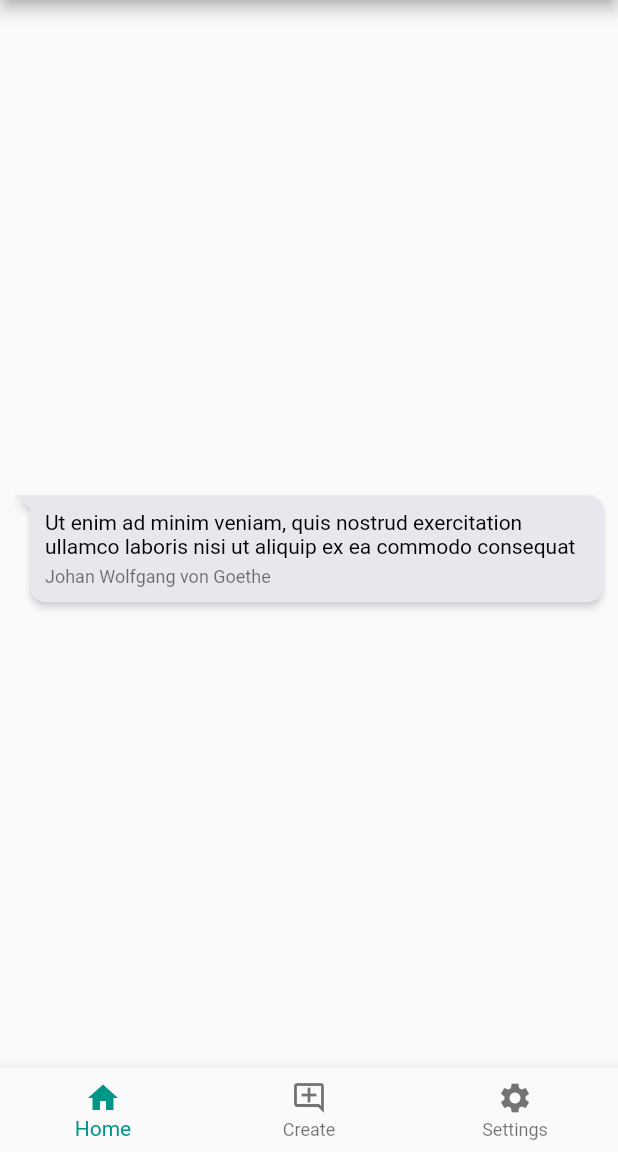
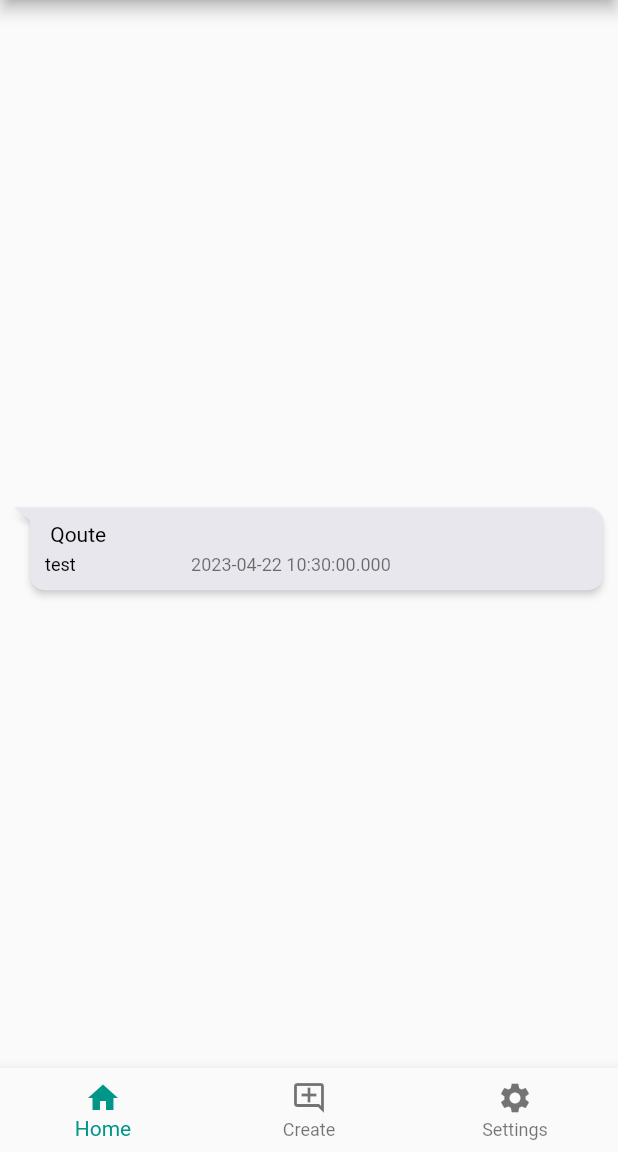
Before and after one commit to FlutterQuotes/QuotesApp, a Flutter app: the screen it shows after launch, on a phone screen of 412 x 824 dp, the part 84-1236 px from its top. Run offline on Flutter 3.47's test engine with Material 2 defaults, Android fonts, the phone set to English and light mode, and no system bars; drawn by our look-alikes of flutter_chat_bubble.

Commit message:
parameter übergabe

```diff
--- a/lib/widgets/chatbubble.dart
+++ b/lib/widgets/chatbubble.dart
@@ -25,16 +25,25 @@ class _ChatBubbleState extends State<MyChatBubble> {
       backGroundColor: const  Color(0xffE7E7ED),
       child: Column(
         crossAxisAlignment: CrossAxisAlignment.start,
-        children: const [
+        children: [
           Text(
-            "Ut enim ad minim veniam, quis nostrud exercitation ullamco laboris nisi ut aliquip ex ea commodo consequat",
-            style: TextStyle(color: Colors.black),
+            widget.content,
+            style: const TextStyle(color: Colors.black),
           ),
-          SizedBox(height: 5),
+          const SizedBox(height: 5),
+          Row(children: [
+            Text(
+            widget.author,
+            style: const TextStyle(color: Colors.black, fontSize: 12),
+          ),
+          const Padding(
+            padding: EdgeInsets.only(left: 77),
+          ),
           Text(
-            "Johan Wolfgang von Goethe",
-            style: TextStyle(color: Colors.black54, fontSize: 12),
+            widget.timestamp.toString(),
+            style: const TextStyle(color: Colors.black54, fontSize: 12),
           ),
+          ],)
         ],
       ),
     );
--- a/lib/widgets/pages/home_page.dart
+++ b/lib/widgets/pages/home_page.dart
@@ -6,7 +6,7 @@ class HomePage extends StatelessWidget{
   @override
   Widget build(BuildContext context) {
     return SingleChildScrollView(
-      child:MyChatBubble(content:' ', author:'', timestamp: DateTime.now()),
+      child:MyChatBubble(content:' Qoute', author:'test', timestamp: DateTime.now()),
           );
   }
 }
```
